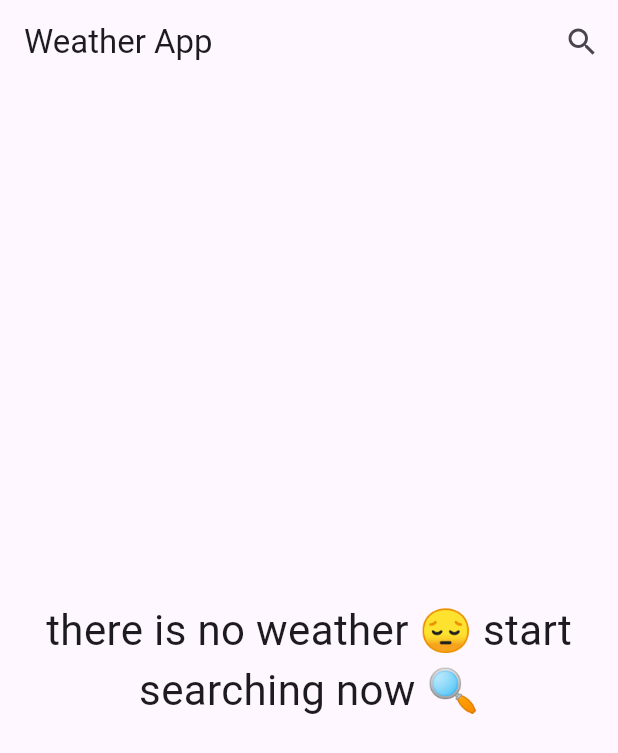
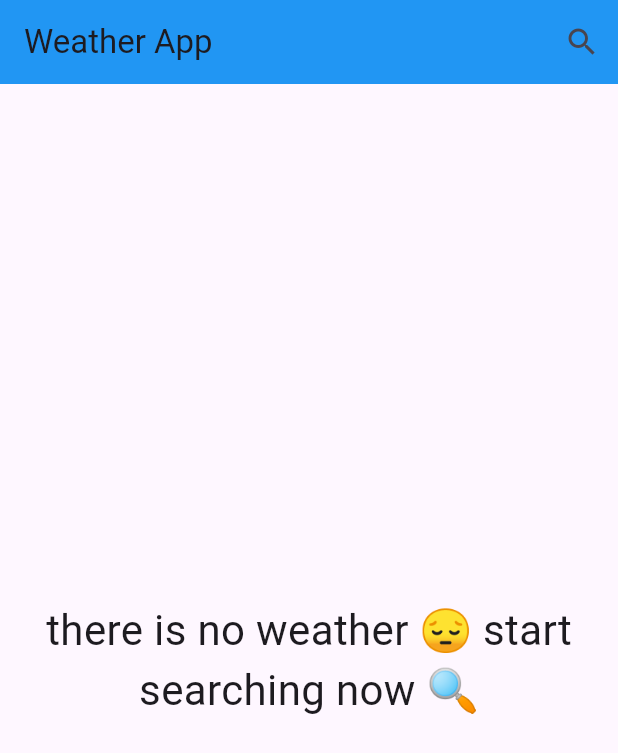
Before and after one commit to Khaledelsayed10/weather_app, a Flutter app: the screen it shows after launch, on a phone screen of 412 x 824 dp. Shown: the top 753 px of the screen. Run offline on Flutter 3.47's test engine with Material 3 defaults, Android fonts, the phone set to English and light mode, and no system bars; our stand-ins replace dio, flutter_bloc.

Commit message:
finish app

```diff
--- a/lib/main.dart
+++ b/lib/main.dart
@@ -9,29 +9,40 @@ void main() {
   runApp(const WeatherApp());
 }
 
-class WeatherApp extends StatelessWidget {
+class WeatherApp extends StatefulWidget {
   const WeatherApp({super.key});
+
+  @override
+  _WeatherAppState createState() => _WeatherAppState();
+}
+
+class _WeatherAppState extends State<WeatherApp> {
+  MaterialColor currentColor = Colors.blue;
 
   @override
   Widget build(BuildContext context) {
     return BlocProvider(
-        create: (context) => GetWeatherCubit(),
-        child: Builder(
-          builder: (context) => BlocBuilder<GetWeatherCubit, WeatherStates>(
-            builder: (context, state) {
-              return MaterialApp(
-                theme: ThemeData(
-                  primarySwatch: getThemeColor(
-                    BlocProvider.of<GetWeatherCubit>(context)
-                        .weatherModel
-                        ?.weatherCondition,
-                  ),
-                ),
-                debugShowCheckedModeBanner: false,
-                home: const HomeViews(),
-              );
-            },
+      create: (context) => GetWeatherCubit(),
+      child: BlocListener<GetWeatherCubit, WeatherStates>(
+        listener: (context, state) {
+          if (state is WeatherSuccess) {
+            setState(() {
+              currentColor = getThemeColor(state.weatherModel.weatherCondition);
+            });
+          }
+        },
+        child: MaterialApp(
+          debugShowCheckedModeBanner: false,
+          title: 'Weather App',
+          theme: ThemeData(
+            primarySwatch: currentColor,
+            appBarTheme: AppBarTheme(
+              color: currentColor,
+            ),
           ),
-        ));
+          home: const HomeViews(),
+        ),
+      ),
+    );
   }
 }
```
